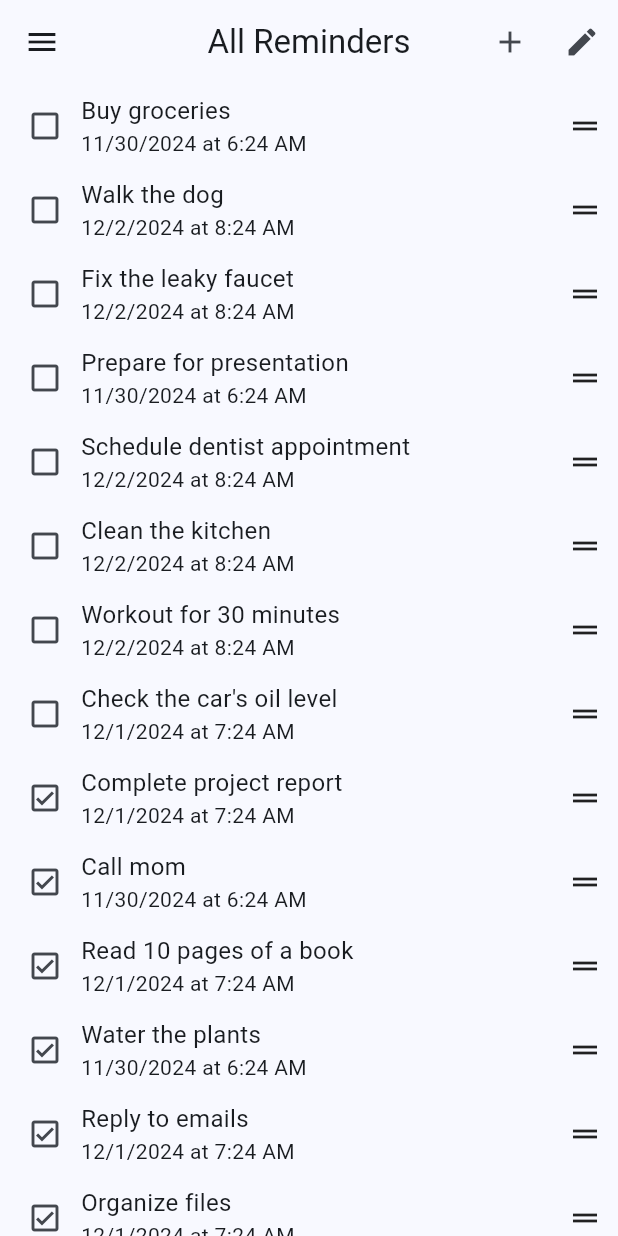
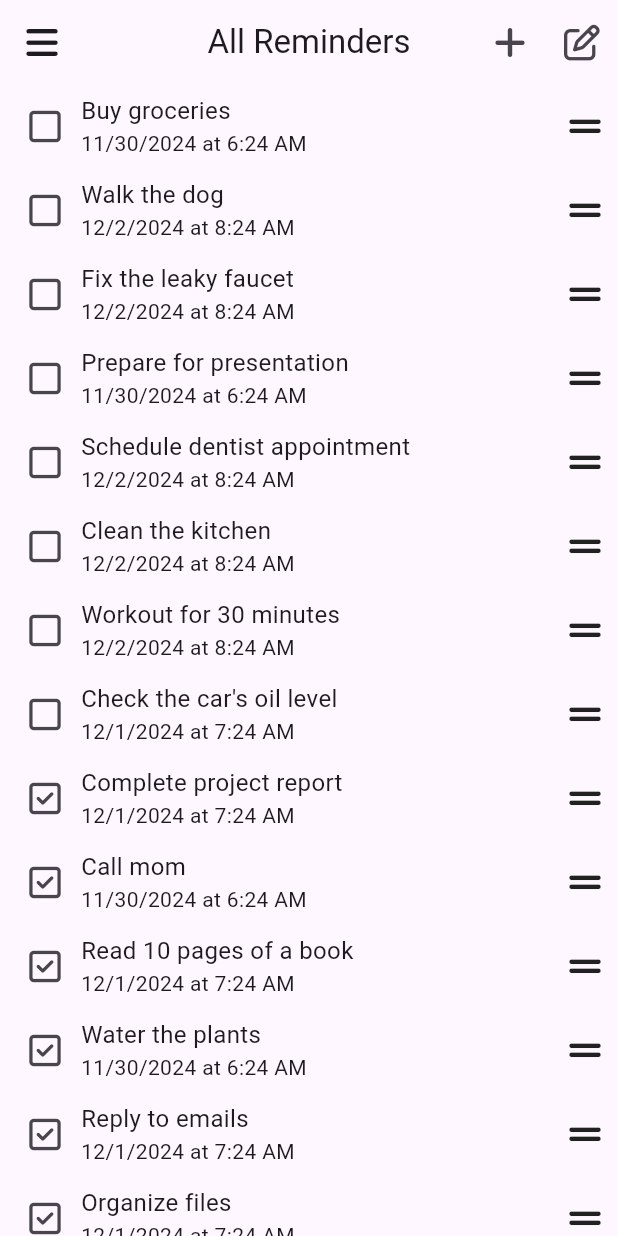
Before and after one commit to Calebh101/remindersplus-v2, a Flutter app: the HomePage screen opened directly, on a phone screen of 412 x 824 dp. Run offline on Flutter 3.47's test engine with Material 3 defaults, Android fonts, the phone set to English and light mode, and no system bars; our stand-ins replace flutter_local_notifications, font_awesome_flutter, google_fonts, shared_preferences; missing offline and left inert: localpkg, quick_navbar; accounts and stored records are empty.

Commit message:
switching to font awesome and customTheme

```diff
--- a/lib/home.dart
+++ b/lib/home.dart
@@ -1,6 +1,8 @@
 import 'package:flutter/material.dart';
+import 'package:flutter_local_notifications/flutter_local_notifications.dart';
+import 'package:font_awesome_flutter/font_awesome_flutter.dart';
 import 'package:intl/intl.dart';
-import 'package:personal/widgets.dart';
+import 'package:localpkg/widgets.dart';
 
 class HomePage extends StatefulWidget {
   const HomePage({super.key});
@@ -11,6 +13,8 @@ class HomePage extends StatefulWidget {
 
 class _HomePageState extends State<HomePage> {
   // status: true means complete, false means incomplete
+
+  final FlutterLocalNotificationsPlugin flutterLocalNotificationsPlugin = FlutterLocalNotificationsPlugin();
 
   int mode = 1;
   String view = "all";
@@ -277,9 +281,19 @@ class _HomePageState extends State<HomePage> {
       appBar: AppBar(
         title: Text(getTextForView(view)),
         centerTitle: true,
+        leading: Builder(
+          builder: (context) {
+            return IconButton(
+              icon: Icon(FontAwesomeIcons.bars),
+              onPressed: () {
+                Scaffold.of(context).openDrawer();
+              },
+            );
+          }
+        ),
         actions: [
           IconButton(
-            icon: Icon(Icons.add),
+            icon: Icon(FontAwesomeIcons.plus),
             onPressed: () async {
               dynamic response = await editItem({"name": "", "status": false}, 2);
               if (response != null && !response.containsKey("invalid")) {
@@ -298,7 +312,7 @@ class _HomePageState extends State<HomePage> {
             },
           ),
           IconButton(
-            icon: Icon(mode == 1 ? Icons.edit : Icons.checklist),
+            icon: Icon(mode == 1 ? FontAwesomeIcons.penToSquare : FontAwesomeIcons.listCheck),
             onPressed: () {
               mode = mode == 1 ? 2 : 1;
               refresh(items);
@@ -313,7 +327,7 @@ class _HomePageState extends State<HomePage> {
             Text("Lists", style: TextStyle(fontSize: 28)),
             SettingTitle(title: "Categories"),
             ListTile(
-              leading: Icon(Icons.checklist),
+              leading: Icon(FontAwesomeIcons.listCheck),
               title: Text("All Reminders"),
               subtitle: Text("$allItemCount reminders"),
               onTap: () {
@@ -322,7 +336,7 @@ class _HomePageState extends State<HomePage> {
               },
             ),
             ListTile(
-              leading: Icon(Icons.check_box_outlined),
+              leading: Icon(FontAwesomeIcons.squareCheck),
               title: Text("Complete"),
               subtitle: Text("$completeItemCount reminders"),
               onTap: () {
@@ -331,7 +345,7 @@ class _HomePageState extends State<HomePage> {
               },
             ),
             ListTile(
-              leading: Icon(Icons.check_box_outline_blank),
+              leading: Icon(FontAwesomeIcons.square),
               title: Text("Incomplete"),
               subtitle: Text("$incompleteItemCount reminders"),
               onTap: () {
@@ -340,7 +354,7 @@ class _HomePageState extends State<HomePage> {
               },
             ),
             ListTile(
-              leading: Icon(Icons.today),
+              leading: Icon(FontAwesomeIcons.calendarDay),
               title: Text("Today"),
               subtitle: Text(DateFormat('MMMM d').format(now)),
               onTap: () {
@@ -349,7 +363,7 @@ class _HomePageState extends State<HomePage> {
               },
             ),
             ListTile(
-              leading: Icon(Icons.today),
+              leading: Icon(FontAwesomeIcons.calendarDays),
               title: Text("Tomorrow"),
               subtitle: Text(DateFormat('MMMM d').format(now.add(Duration(days: 1)))),
               onTap: () {
@@ -363,7 +377,7 @@ class _HomePageState extends State<HomePage> {
                 for (var item in keys)
                   ListTile(
                     title: Text(item),
-                    leading: Icon(Icons.checklist),
+                    leading: Icon(FontAwesomeIcons.listCheck),
                     onTap: () {
                       changeView(item);
                       Navigator.pop(context);
@@ -400,7 +414,7 @@ class _HomePageState extends State<HomePage> {
 
   Map setAlertShortcut(int mode, int index, Map response) {
     response = checkId(response);
-    String id = response["id"];
+    int id = response["id"];
 
     response["alert"] =
       response.containsKey("alert")
@@ -421,11 +435,11 @@ class _HomePageState extends State<HomePage> {
     return response;
   }
 
-  bool setAlert(int index, bool value, String id) {
+  Future<bool> setAlert(int index, bool value, int id) async {
     if (value) {
       // TODO: implement set notification
     } else {
-      // TODO: implement cancel notification
+      await flutterLocalNotificationsPlugin.cancel(id);
     }
     return true;
   }
@@ -646,7 +660,7 @@ class _HomePageState extends State<HomePage> {
                   mainAxisSize: MainAxisSize.min,
                   children: [
                     IconButton(
-                      icon: Icon(item["status"] ? Icons.check_box_outlined : Icons.check_box_outline_blank),
+                      icon: Icon(item["status"] ? FontAwesomeIcons.squareCheck : FontAwesomeIcons.square),
                       onPressed: () {
                         items[index]["status"] = !items[index]["status"];
                         refresh(items);
@@ -657,7 +671,7 @@ class _HomePageState extends State<HomePage> {
                   mainAxisSize: MainAxisSize.min,
                   children: [
                     IconButton(
-                      icon: Icon(Icons.delete),
+                      icon: Icon(FontAwesomeIcons.trash),
                       style: ButtonStyle(
                         iconColor: WidgetStatePropertyAll(item["status"] ? Colors.blueAccent : Colors.redAccent),
                       ),
@@ -667,7 +681,7 @@ class _HomePageState extends State<HomePage> {
                       },
                     ),
                     IconButton(
-                      icon: Icon(Icons.edit),
+                      icon: Icon(FontAwesomeIcons.penToSquare),
                       onPressed: () async {
                         Map response = await editItem(item, 1);
                         if(response != null && !response.containsKey("invalid")) {
@@ -698,7 +712,7 @@ class _HomePageState extends State<HomePage> {
                 if (showReorderHandles && !overrideShowReorderHandles)
                   ReorderableDragStartListener(
                     index: index,
-                    child: Icon(Icons.drag_handle),
+                    child: Icon(FontAwesomeIcons.gripLines),
                   ),
               ],
             ),
--- a/lib/settings.dart
+++ b/lib/settings.dart
@@ -1,6 +1,6 @@
 import 'package:flutter/material.dart';
-import 'package:personal/dialogue.dart';
-import 'package:personal/widgets.dart';
+import 'package:localpkg/dialogue.dart';
+import 'package:localpkg/widgets.dart';
 import 'package:remindersplus/var.dart';
 import 'package:shared_preferences/shared_preferences.dart';
 
```
Also changed, not shown: lib/main.dart (+8 -17 lines), pubspec.yaml (+5 -3 lines), pubspec.lock, 1 other file.
